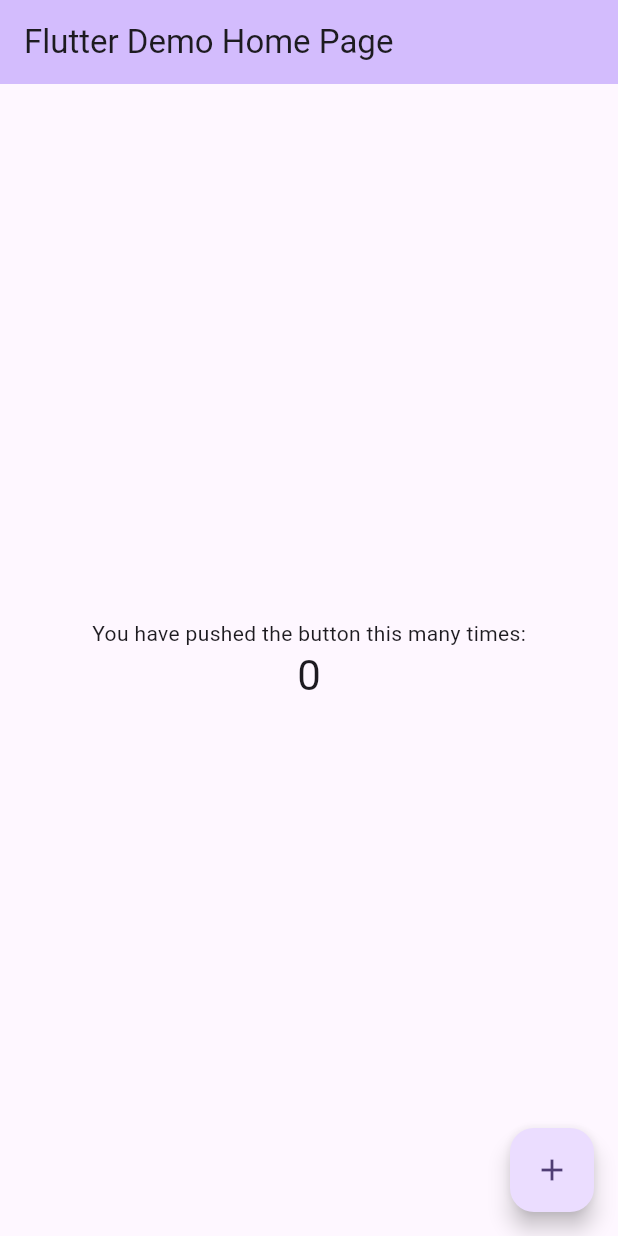
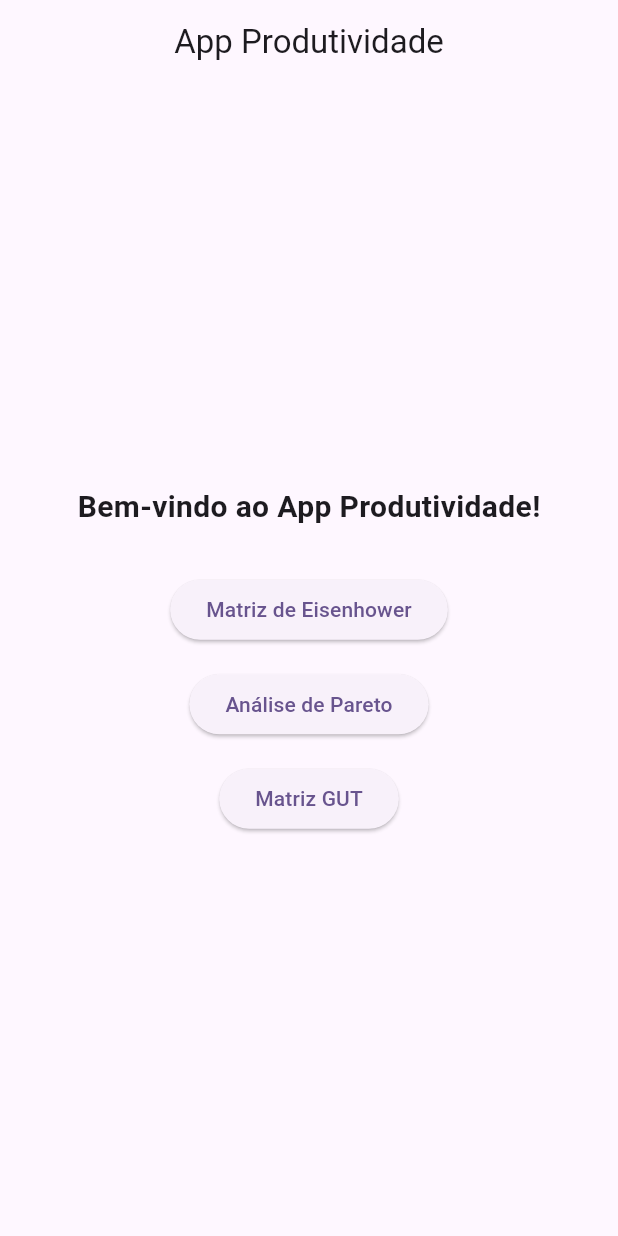
Before and after one commit to ralfh-ansuattigui/app_produtividade, a Flutter app: the screen it shows after launch, on a phone screen of 412 x 824 dp. Run offline on Flutter 3.47's test engine with Material 3 defaults, Android fonts, the phone set to English and light mode, and no system bars.

Commit message:
Primeira versão do app de Produtividade

```diff
--- a/lib/main.dart
+++ b/lib/main.dart
@@ -1,4 +1,7 @@
+import 'package:app_produtividade/screens/home_screen.dart';
 import 'package:flutter/material.dart';
+import 'screens/splash.dart'; // sua tela de splash
+//import 'screens/home.dart'; // se quiser separar MyHomePage em outro arquivo
 
 void main() {
   runApp(const MyApp());
@@ -7,116 +10,16 @@ void main() {
 class MyApp extends StatelessWidget {
   const MyApp({super.key});
 
-  // This widget is the root of your application.
   @override
   Widget build(BuildContext context) {
     return MaterialApp(
       title: 'Flutter Demo',
       theme: ThemeData(
-        // This is the theme of your application.
-        //
-        // TRY THIS: Try running your application with "flutter run". You'll see
-        // the application has a purple toolbar. Then, without quitting the app,
-        // try changing the seedColor in the colorScheme below to Colors.green
-        // and then invoke "hot reload" (save your changes or press the "hot
-        // reload" button in a Flutter-supported IDE, or press "r" if you used
-        // the command line to start the app).
-        //
-        // Notice that the counter didn't reset back to zero; the application
-        // state is not lost during the reload. To reset the state, use hot
-        // restart instead.
-        //
-        // This works for code too, not just values: Most code changes can be
-        // tested with just a hot reload.
-        colorScheme: .fromSeed(seedColor: Colors.deepPurple),
+        colorScheme: ColorScheme.fromSeed(seedColor: Colors.deepPurple),
       ),
-      home: const MyHomePage(title: 'Flutter Demo Home Page'),
+      // 🚀 Inicializa com SplashScreen
+      home: const SplashScreen(),
+      routes: {'/home': (context) => const HomeScreen()},
     );
   }
 }
-
-class MyHomePage extends StatefulWidget {
-  const MyHomePage({super.key, required this.title});
-
-  // This widget is the home page of your application. It is stateful, meaning
-  // that it has a State object (defined below) that contains fields that affect
-  // how it looks.
-
-  // This class is the configuration for the state. It holds the values (in this
-  // case the title) provided by the parent (in this case the App widget) and
-  // used by the build method of the State. Fields in a Widget subclass are
-  // always marked "final".
-
-  final String title;
-
-  @override
-  State<MyHomePage> createState() => _MyHomePageState();
-}
-
-class _MyHomePageState extends State<MyHomePage> {
-  int _counter = 0;
-
-  void _incrementCounter() {
-    setState(() {
-      // This call to setState tells the Flutter framework that something has
-      // changed in this State, which causes it to rerun the build method below
-      // so that the display can reflect the updated values. If we changed
-      // _counter without calling setState(), then the build method would not be
-      // called again, and so nothing would appear to happen.
-      _counter++;
-    });
-  }
-
-  @override
-  Widget build(BuildContext context) {
-    // This method is rerun every time setState is called, for instance as done
-    // by the _incrementCounter method above.
-    //
-    // The Flutter framework has been optimized to make rerunning build methods
-    // fast, so that you can just rebuild anything that needs updating rather
-    // than having to individually change instances of widgets.
-    return Scaffold(
-      appBar: AppBar(
-        // TRY THIS: Try changing the color here to a specific color (to
-        // Colors.amber, perhaps?) and trigger a hot reload to see the AppBar
-        // change color while the other colors stay the same.
-        backgroundColor: Theme.of(context).colorScheme.inversePrimary,
-        // Here we take the value from the MyHomePage object that was created by
-        // the App.build method, and use it to set our appbar title.
-        title: Text(widget.title),
-      ),
-      body: Center(
-        // Center is a layout widget. It takes a single child and positions it
-        // in the middle of the parent.
-        child: Column(
-          // Column is also a layout widget. It takes a list of children and
-          // arranges them vertically. By default, it sizes itself to fit its
-          // children horizontally, and tries to be as tall as its parent.
-          //
-          // Column has various properties to control how it sizes itself and
-          // how it positions its children. Here we use mainAxisAlignment to
-          // center the children vertically; the main axis here is the vertical
-          // axis because Columns are vertical (the cross axis would be
-          // horizontal).
-          //
-          // TRY THIS: Invoke "debug painting" (choose the "Toggle Debug Paint"
-          // action in the IDE, or press "p" in the console), to see the
-          // wireframe for each widget.
-          mainAxisAlignment: .center,
-          children: [
-            const Text('You have pushed the button this many times:'),
-            Text(
-              '$_counter',
-              style: Theme.of(context).textTheme.headlineMedium,
-            ),
-          ],
-        ),
-      ),
-      floatingActionButton: FloatingActionButton(
-        onPressed: _incrementCounter,
-        tooltip: 'Increment',
-        child: const Icon(Icons.add),
-      ),
-    );
-  }
-}
--- /dev/null
+++ b/lib/screens/home_screen.dart
@@ -0,0 +1,47 @@
+import 'package:flutter/material.dart';
+
+class HomeScreen extends StatelessWidget {
+  const HomeScreen({super.key});
+
+  @override
+  Widget build(BuildContext context) {
+    return Scaffold(
+      appBar: AppBar(title: const Text("App Produtividade"), centerTitle: true),
+      body: Center(
+        child: Column(
+          mainAxisAlignment: MainAxisAlignment.center,
+          children: [
+            const Text(
+              "Bem-vindo ao App Produtividade!",
+              style: TextStyle(fontSize: 20, fontWeight: FontWeight.bold),
+            ),
+            const SizedBox(height: 30),
+            ElevatedButton(
+              onPressed: () {
+                // Exemplo: navegar para tela Eisenhower
+                Navigator.pushNamed(context, '/eisenhower');
+              },
+              child: const Text("Matriz de Eisenhower"),
+            ),
+            const SizedBox(height: 15),
+            ElevatedButton(
+              onPressed: () {
+                // Exemplo: navegar para tela Pareto
+                Navigator.pushNamed(context, '/pareto');
+              },
+              child: const Text("Análise de Pareto"),
+            ),
+            const SizedBox(height: 15),
+            ElevatedButton(
+              onPressed: () {
+                // Exemplo: navegar para tela GUT
+                Navigator.pushNamed(context, '/gut');
+              },
+              child: const Text("Matriz GUT"),
+            ),
+          ],
+        ),
+      ),
+    );
+  }
+}
```
Also changed, not shown: lib/screens/splash.dart (added, +66 -0 lines).
